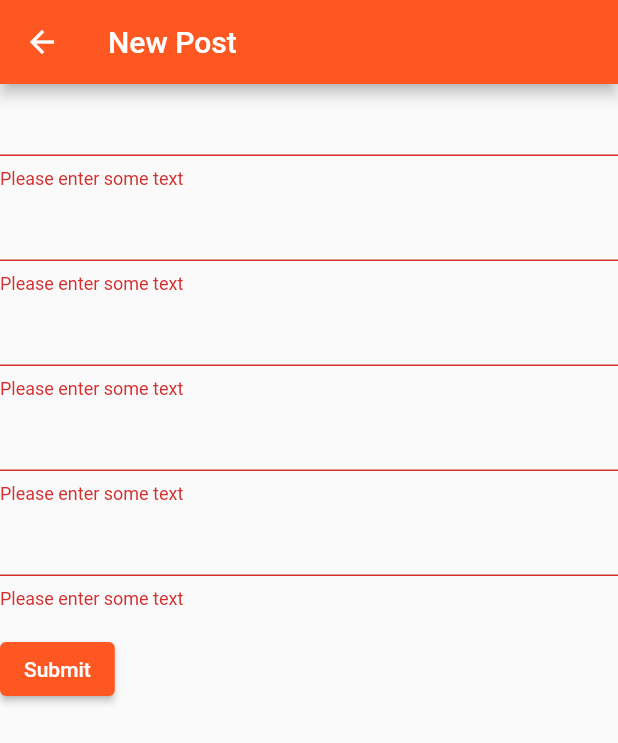
After one commit to NathanStern/TogetherTrek, a Flutter app: the MakePostView screen opened directly, after a tap on "Submit", on a phone screen of 412 x 824 dp. The commit adds this screen. Shown: the top 743 px of the screen. Run offline on Flutter 3.47's test engine with Material 2 defaults, Android fonts, the phone set to English and light mode, and no system bars; our stand-ins replace package_info, shared_preferences; accounts and stored records are empty.

Commit message:
make and edit post on mobile

```diff
--- /dev/null
+++ b/mobile_frontend/together_trek/lib/views/EditPostView.dart
@@ -0,0 +1,151 @@
+import 'package:flutter/material.dart';
+import 'package:flutter/cupertino.dart';
+import 'package:together_trek/models/PostModel.dart';
+
+import 'package:together_trek/api/PostWrapper.dart';
+import 'package:together_trek/views/HomeView.dart';
+
+class EditPostView extends StatefulWidget {
+  EditPostView({Key key, this.post}) : super(key: key);
+
+  PostModel post;
+
+  _EditPostViewState createState() => _EditPostViewState(post: post);
+}
+class _EditPostViewState extends State<EditPostView> {
+   _EditPostViewState({this.post});
+  PostModel post;
+   @override
+  Widget build(BuildContext context) {
+    return Scaffold(
+      appBar: AppBar(
+          title: Text("Edit Post"),
+        ),
+        body: MyCustomForm(post: post),
+
+    );
+  }
+}
+class MyCustomForm extends StatefulWidget {
+   MyCustomForm({Key key, this.post}) : super(key: key);
+  PostModel post;
+  @override
+  MyCustomFormState createState() {
+    return MyCustomFormState(post: post);
+  }
+}
+class MyCustomFormState extends State<MyCustomForm> {
+   MyCustomFormState({this.post});
+  PostModel post;
+  // Create a global key that uniquely identifies the Form widget
+  // and allows validation of the form.
+  //
+  // Note: This is a GlobalKey<FormState>,
+  // not a GlobalKey<MyCustomFormState>.
+  final _formKey = GlobalKey<FormState>();
+
+  String _title;
+  String _description;
+  String _country;
+  String _city;
+  String _region;
+  String _id;
+
+  @override
+  Widget build(BuildContext context) {
+    if (post == null) {
+      print("bad post");
+    }
+    _title = post.title;
+    _description = post.description;
+    _country = post.destinations[0].country;
+    _city = post.destinations[0].city;
+    _region = post.destinations[0].region;
+    _id = post.id;
+
+    // Build a Form widget using the _formKey created above.
+    return Form(
+      key: _formKey,
+      child: Column(
+        crossAxisAlignment: CrossAxisAlignment.start,
+        children: <Widget>[
+          TextFormField(
+            initialValue: _title,
+            validator: (value) {
+              if (value.isEmpty) {
+                return 'Please enter some text';
+              }
+              return null;
+            },
+            onSaved: (value) {
+                setState(() {
+                _title = value;
+                });
+            },
+          ),
+          TextFormField(
+            initialValue: _description,
+            validator: (value) {
+              if (value.isEmpty) {
+                return 'Please enter some text';
+              }
+              return null;
+            },
+            onSaved: (val) => setState(() => _description = val),
+          ),
+            TextFormField(
+              initialValue: _country,
+            validator: (value) {
+              if (value.isEmpty) {
+                return 'Please enter some text';
+              }
+              return null;
+            },
+            onSaved: (val) => setState(() => _country = val),
+          ),
+            TextFormField(
+              initialValue: _city,
+            validator: (value) {
+              if (value.isEmpty) {
+                return 'Please enter some text';
+              }
+              return null;
+            },
+            onSaved: (val) => setState(() => _city = val),
+          ),
+            TextFormField(
+              initialValue: _region,
+            validator: (value) {
+              if (value.isEmpty) {
+                return 'Please enter some text';
+              }
+              return null;
+            },
+            onSaved: (val) => setState(() => _region = val),
+          ),
+
+          Padding(
+            padding: const EdgeInsets.symmetric(vertical: 16.0),
+            child: ElevatedButton(
+              onPressed: () {
+                // Validate returns true if the form is valid, or false
+                // otherwise.
+                if (_formKey.currentState.validate()) {
+                  final form = _formKey.currentState;
+                  form.save();
+                  // If the form is valid, display a Snackbar.
+                  updatePost(context, _title, _id, _description, _country, _city, _region);
+                   Navigator.push(
+                      context,
+                      MaterialPageRoute(builder: (context) => HomeView()),
+                    );
+                }
+              },
+              child: Text('Submit'),
+            ),
+          ),
+        ],
+      ),
+    );
+  }
+}
--- /dev/null
+++ b/mobile_frontend/together_trek/lib/views/MakePostView.dart
@@ -0,0 +1,128 @@
+import 'dart:convert';
+
+import 'package:flutter/material.dart';
+import 'package:package_info/package_info.dart';
+import 'package:shared_preferences/shared_preferences.dart';
+import 'package:together_trek/api/PostWrapper.dart';
+import 'package:together_trek/views/HomeView.dart';
+
+class MakePostView extends StatefulWidget {
+  _MakePostViewState createState() => _MakePostViewState();
+}
+
+class _MakePostViewState extends State<MakePostView> {
+  @override
+  Widget build(BuildContext context) {
+    return Scaffold(
+      appBar: AppBar(
+          title: Text("New Post"),
+        ),
+        body: MyCustomForm(),
+
+    );
+  }
+}
+
+class MyCustomForm extends StatefulWidget {
+  @override
+  MyCustomFormState createState() {
+    return MyCustomFormState();
+  }
+}
+class MyCustomFormState extends State<MyCustomForm> {
+  // Create a global key that uniquely identifies the Form widget
+  // and allows validation of the form.
+  //
+  // Note: This is a GlobalKey<FormState>,
+  // not a GlobalKey<MyCustomFormState>.
+  final _formKey = GlobalKey<FormState>();
+
+  String _title = '';
+  String _description = '';
+  String _country = '';
+  String _city = '';
+  String _region = '';
+
+  @override
+  Widget build(BuildContext context) {
+    // Build a Form widget using the _formKey created above.
+    return Form(
+      key: _formKey,
+      child: Column(
+        crossAxisAlignment: CrossAxisAlignment.start,
+        children: <Widget>[
+          TextFormField(
+            validator: (value) {
+              if (value.isEmpty) {
+                return 'Please enter some text';
+              }
+              return null;
+            },
+            onSaved: (value) {
+                setState(() {
+                _title = value;
+                });
+            },
+          ),
+          TextFormField(
+            validator: (value) {
+              if (value.isEmpty) {
+                return 'Please enter some text';
+              }
+              return null;
+            },
+            onSaved: (val) => setState(() => _description = val),
+          ),
+            TextFormField(
+            validator: (value) {
+              if (value.isEmpty) {
+                return 'Please enter some text';
+              }
+              return null;
+            },
+            onSaved: (val) => setState(() => _country = val),
+          ),
+            TextFormField(
+            validator: (value) {
+              if (value.isEmpty) {
+                return 'Please enter some text';
+              }
+              return null;
+            },
+            onSaved: (val) => setState(() => _city = val),
+          ),
+            TextFormField(
+            validator: (value) {
+              if (value.isEmpty) {
+                return 'Please enter some text';
+              }
+              return null;
+            },
+            onSaved: (val) => setState(() => _region = val),
+          ),
+
+          Padding(
+            padding: const EdgeInsets.symmetric(vertical: 16.0),
+            child: ElevatedButton(
+              onPressed: () {
+                // Validate returns true if the form is valid, or false
+                // otherwise.
+                if (_formKey.currentState.validate()) {
+                  final form = _formKey.currentState;
+                  form.save();
+                  // If the form is valid, display a Snackbar.
+                  makePost(context, _title, _description, _country, _city, _region);
+                   Navigator.push(
+                      context,
+                      MaterialPageRoute(builder: (context) => HomeView()),
+                    );
+                }
+              },
+              child: Text('Submit'),
+            ),
+          ),
+        ],
+      ),
+    );
+  }
+}
```
Also changed, not shown: mobile_frontend/together_trek/lib/api/PostWrapper.dart (+41 -0 lines), mobile_frontend/together_trek/lib/views/HomeView.dart (+5 -6 lines), mobile_frontend/together_trek/lib/views/PostsView.dart (+11 -6 lines), 1 other file.
